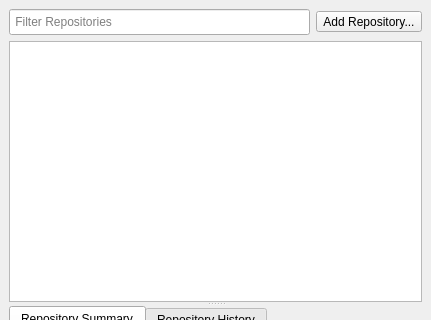
The window that geogig/ui/navigatordialog.ui (boundlessgeo/qgis-geogiglight-plugin) describes before a commit, drawn with Qt 5; both pictures show x 0 to 431 and y 0 to 320 of the 431 by 658 pixel window.
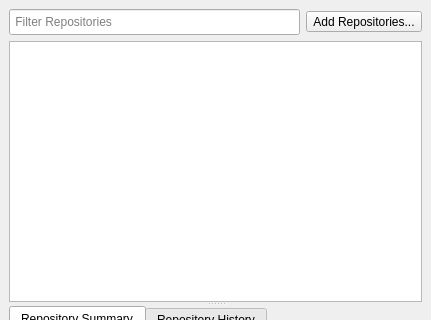
The same window after the commit. Icons and pictures are not drawn.

Diff of the .ui file:
```diff
--- a/geogig/ui/navigatordialog.ui
+++ b/geogig/ui/navigatordialog.ui
@@ -91,7 +91,7 @@
                 </size>
                </property>
                <property name="text">
-                <string>Add Repository...</string>
+                <string>Add Repositories...</string>
                </property>
                <property name="icon">
                 <iconset>
```
